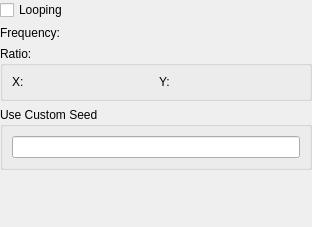
The window that plugins/generators/simplexnoise/wdgsimplexnoiseoptions.ui (KDE/krita) describes before a commit, drawn with Qt 5.
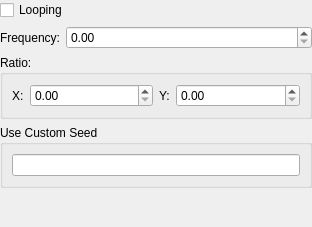
The same window after the commit. Custom widgets are drawn as their Qt base class.

Commit message:
ui: Fix Designer not rendering KisDoubleSliderSpinBox as QDoubleSpinBox
Part-of: <https://invent.kde.org/graphics/krita/-/merge_requests/1742>

Diff of the .ui file:
```diff
--- a/plugins/generators/simplexnoise/wdgsimplexnoiseoptions.ui
+++ b/plugins/generators/simplexnoise/wdgsimplexnoiseoptions.ui
@@ -163,7 +163,7 @@
  <customwidgets>
   <customwidget>
    <class>KisDoubleSliderSpinBox</class>
-   <extends>QWidget</extends>
+   <extends>QDoubleSpinBox</extends>
    <header>kis_slider_spin_box.h</header>
    <container>1</container>
   </customwidget>
```
The commit also changes 54 other files.
